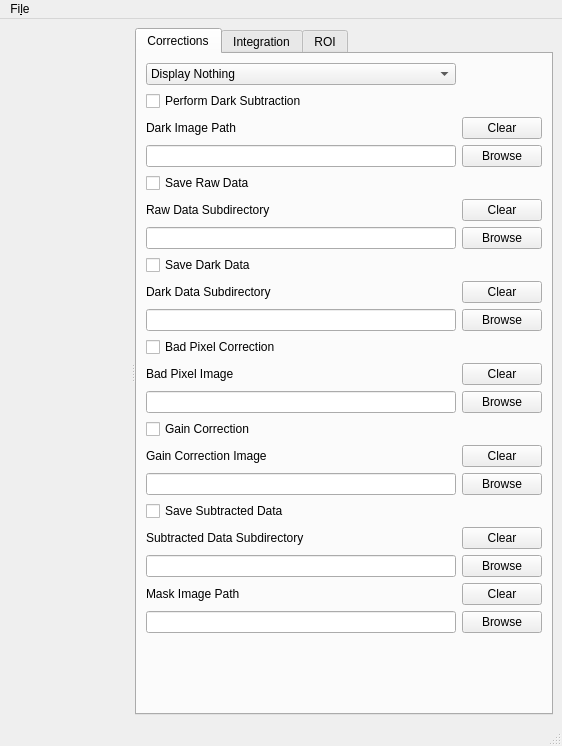
guyjennings/qxrd, file source/qxrddetectorcontrolwindow.ui: the form before one commit.
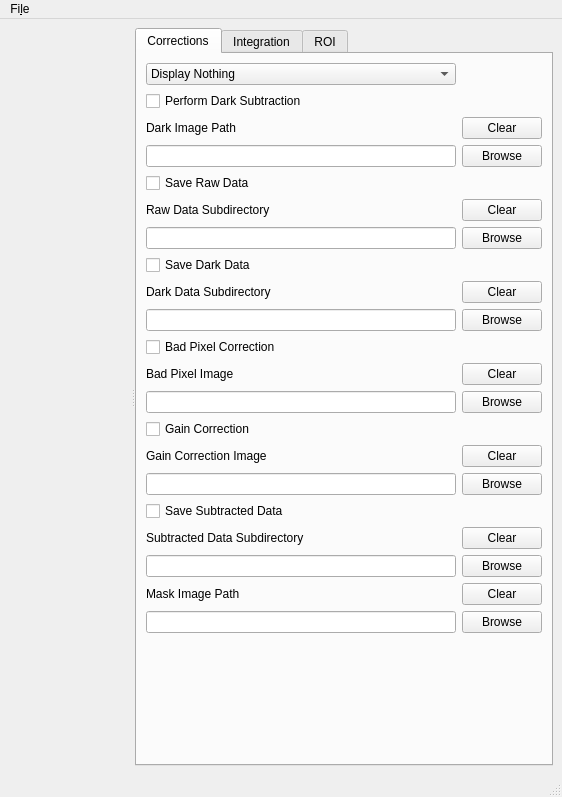
The form after the commit. Icons and pictures are not drawn. Custom widgets are drawn as their Qt base class.

What changed in the file:
```diff
--- a/source/qxrddetectorcontrolwindow.ui
+++ b/source/qxrddetectorcontrolwindow.ui
@@ -7,7 +7,7 @@
     <x>0</x>
     <y>0</y>
     <width>562</width>
-    <height>746</height>
+    <height>797</height>
    </rect>
   </property>
   <property name="windowTitle">
```
Left out of the diff: 2 changed lines with no effect on the pictures.
